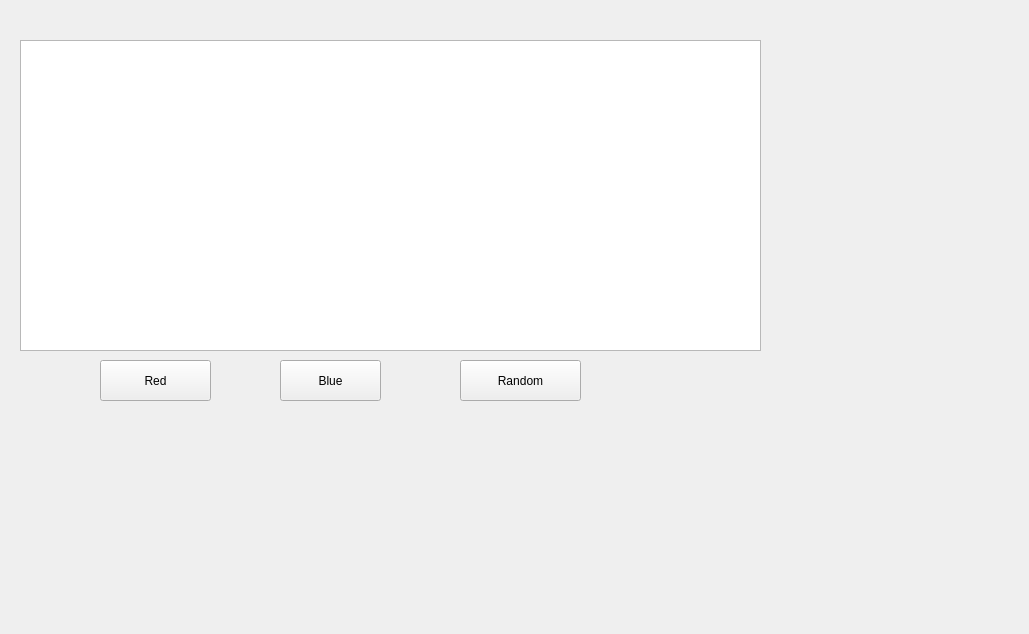
Above: src/mainwindow.ui from Sudarshan-Bisht/QT_Fire_Effect before the change. Below: the same form after it.
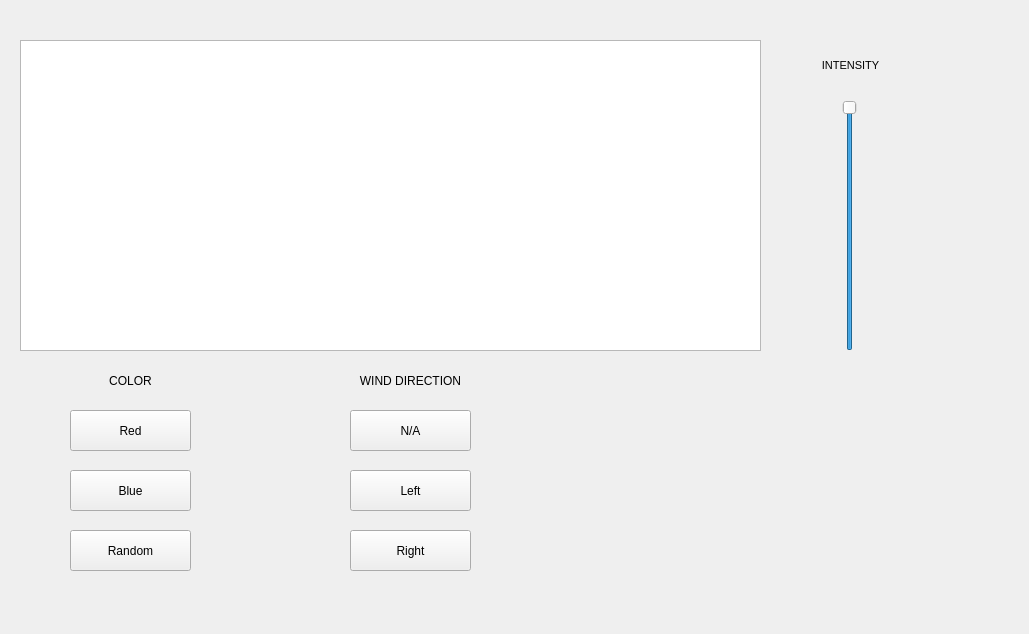
That is the form after the change.

Commit message: Red, Blue and Random colors are working.

Patch:
```diff
--- a/src/mainwindow.ui
+++ b/src/mainwindow.ui
@@ -17,9 +17,9 @@
    <widget class="QPushButton" name="pushButton">
     <property name="geometry">
      <rect>
-      <x>100</x>
-      <y>360</y>
-      <width>111</width>
+      <x>70</x>
+      <y>410</y>
+      <width>121</width>
       <height>41</height>
      </rect>
     </property>
@@ -40,9 +40,9 @@
    <widget class="QPushButton" name="pushButton_2">
     <property name="geometry">
      <rect>
-      <x>280</x>
-      <y>360</y>
-      <width>101</width>
+      <x>70</x>
+      <y>470</y>
+      <width>121</width>
       <height>41</height>
      </rect>
     </property>
@@ -53,8 +53,8 @@
    <widget class="QPushButton" name="pushButton_3">
     <property name="geometry">
      <rect>
-      <x>460</x>
-      <y>360</y>
+      <x>70</x>
+      <y>530</y>
       <width>121</width>
       <height>41</height>
      </rect>
@@ -63,6 +63,123 @@
      <string>Random</string>
     </property>
    </widget>
+   <widget class="QSlider" name="verticalSlider">
+    <property name="geometry">
+     <rect>
+      <x>840</x>
+      <y>100</y>
+      <width>20</width>
+      <height>251</height>
+     </rect>
+    </property>
+    <property name="minimum">
+     <number>1</number>
+    </property>
+    <property name="maximum">
+     <number>10</number>
+    </property>
+    <property name="pageStep">
+     <number>1</number>
+    </property>
+    <property name="value">
+     <number>10</number>
+    </property>
+    <property name="orientation">
+     <enum>Qt::Vertical</enum>
+    </property>
+   </widget>
+   <widget class="QLabel" name="label">
+    <property name="geometry">
+     <rect>
+      <x>780</x>
+      <y>40</y>
+      <width>141</width>
+      <height>51</height>
+     </rect>
+    </property>
+    <property name="font">
+     <font>
+      <pointsize>8</pointsize>
+     </font>
+    </property>
+    <property name="text">
+     <string>INTENSITY</string>
+    </property>
+    <property name="alignment">
+     <set>Qt::AlignCenter</set>
+    </property>
+   </widget>
+   <widget class="QLabel" name="label_2">
+    <property name="geometry">
+     <rect>
+      <x>70</x>
+      <y>370</y>
+      <width>121</width>
+      <height>21</height>
+     </rect>
+    </property>
+    <property name="text">
+     <string>COLOR</string>
+    </property>
+    <property name="alignment">
+     <set>Qt::AlignCenter</set>
+    </property>
+   </widget>
+   <widget class="QLabel" name="label_3">
+    <property name="geometry">
+     <rect>
+      <x>320</x>
+      <y>370</y>
+      <width>181</width>
+      <height>21</height>
+     </rect>
+    </property>
+    <property name="text">
+     <string>WIND DIRECTION</string>
+    </property>
+    <property name="alignment">
+     <set>Qt::AlignCenter</set>
+    </property>
+   </widget>
+   <widget class="QPushButton" name="pushButton_4">
+    <property name="geometry">
+     <rect>
+      <x>350</x>
+      <y>530</y>
+      <width>121</width>
+      <height>41</height>
+     </rect>
+    </property>
+    <property name="text">
+     <string>Right</string>
+    </property>
+   </widget>
+   <widget class="QPushButton" name="pushButton_5">
+    <property name="geometry">
+     <rect>
+      <x>350</x>
+      <y>470</y>
+      <width>121</width>
+      <height>41</height>
+     </rect>
+    </property>
+    <property name="text">
+     <string>Left</string>
+    </property>
+   </widget>
+   <widget class="QPushButton" name="pushButton_6">
+    <property name="geometry">
+     <rect>
+      <x>350</x>
+      <y>410</y>
+      <width>121</width>
+      <height>41</height>
+     </rect>
+    </property>
+    <property name="text">
+     <string>N/A</string>
+    </property>
+   </widget>
   </widget>
  </widget>
  <layoutdefault spacing="6" margin="11"/>
```
Left out of the diff: 80 changed lines with no effect on the pictures. The commit also changes 2 other files.
